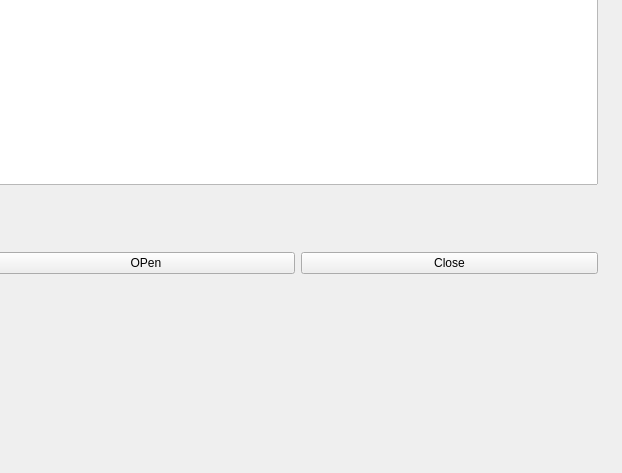
Above: pages/themes/PyQT-Lecture1/slides_examples/demo.ui from WWWCourses/PythonCourseNetIT-Slides before the change. Below: the same form after it.
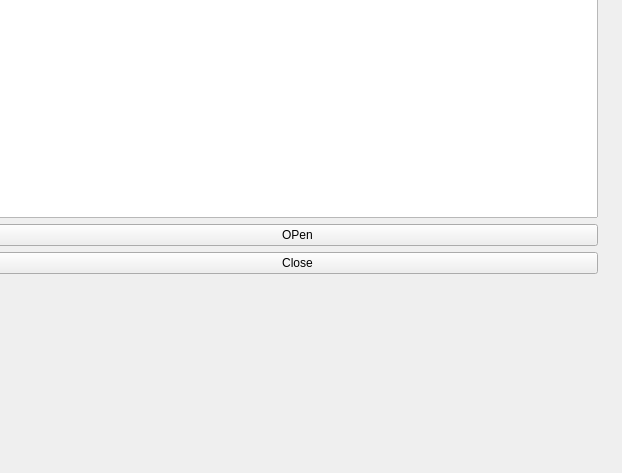
That is the form after the change.

Patch:
```diff
--- a/pages/themes/PyQT-Lecture1/slides_examples/demo.ui
+++ b/pages/themes/PyQT-Lecture1/slides_examples/demo.ui
@@ -27,27 +27,14 @@
      <widget class="QTextEdit" name="textEdit"/>
     </item>
     <item>
-     <spacer name="verticalSpacer">
-      <property name="orientation">
-       <enum>Qt::Vertical</enum>
+     <widget class="QPushButton" name="pushButton">
+      <property name="text">
+       <string>OPen</string>
       </property>
-      <property name="sizeHint" stdset="0">
-       <size>
-        <width>20</width>
-        <height>40</height>
-       </size>
-      </property>
-     </spacer>
+     </widget>
     </item>
     <item>
      <layout class="QHBoxLayout" name="horizontalLayout">
-      <item>
-       <widget class="QPushButton" name="pushButton">
-        <property name="text">
-         <string>OPen</string>
-        </property>
-       </widget>
-      </item>
       <item>
        <widget class="QPushButton" name="pushButton_2">
         <property name="text">
```
